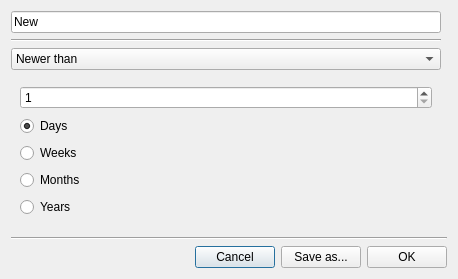
Before: the Qt Designer form src/GUI/Library/GUI_DateSearchConfig.ui in return42/sayonara, drawn with Qt 5.
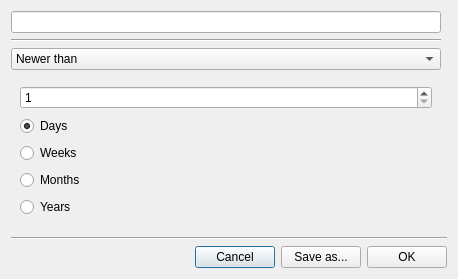
After: the same form once the commit is applied.

```diff
--- a/src/GUI/Library/GUI_DateSearchConfig.ui
+++ b/src/GUI/Library/GUI_DateSearchConfig.ui
@@ -43,7 +43,7 @@
    <item row="0" column="0">
     <widget class="QLineEdit" name="le_title">
      <property name="text">
-      <string>New</string>
+      <string/>
      </property>
     </widget>
    </item>
```
